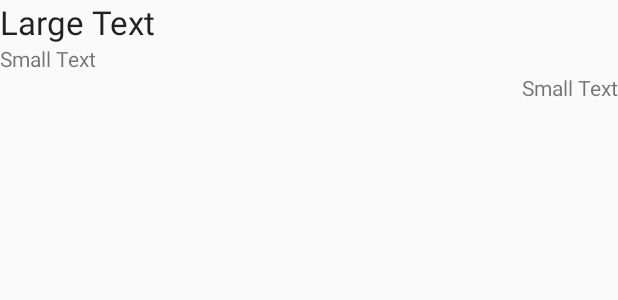
After one commit to davinci2015/Challenge, an Android app: the layout list_item_feedback.xml on its own in the app's theme, with its tools: preview values and no code run, on a phone screen of 412 x 824 dp. The commit adds this screen. Shown: the top 300 px of the screen. Run offline under Robolectric (Android 15) with nearby library versions, the phone set to English and light mode, and no system bars.

Commit message:
List feedbacks done

```diff
--- a/challenge-client/app/src/main/java/hr/foi/challenge/challengeclient/fragments/ProjectFragment.java
+++ b/challenge-client/app/src/main/java/hr/foi/challenge/challengeclient/fragments/ProjectFragment.java
@@ -6,13 +6,11 @@ package hr.foi.challenge.challengeclient.fragments;
 
 import android.os.Bundle;
 import android.support.v4.app.Fragment;
-import android.util.Log;
 import android.view.LayoutInflater;
 import android.view.View;
 import android.view.ViewGroup;
 import android.widget.ListView;
 
-import java.util.Arrays;
 import java.util.List;
 
 import butterknife.Bind;
--- a/challenge-client/app/src/main/java/hr/foi/challenge/challengeclient/mvp/presenters/impl/ProjectListPresenterImpl.java
+++ b/challenge-client/app/src/main/java/hr/foi/challenge/challengeclient/mvp/presenters/impl/ProjectListPresenterImpl.java
@@ -1,6 +1,4 @@
 package hr.foi.challenge.challengeclient.mvp.presenters.impl;
-
-import android.util.Log;
 
 import java.util.List;
 
--- a/challenge-client/app/src/main/java/hr/foi/challenge/challengeclient/network/FeedbackService.java
+++ b/challenge-client/app/src/main/java/hr/foi/challenge/challengeclient/network/FeedbackService.java
@@ -3,6 +3,7 @@ package hr.foi.challenge.challengeclient.network;
 import java.util.List;
 
 import hr.foi.challenge.challengeclient.models.Credentials;
+import hr.foi.challenge.challengeclient.models.Feedback;
 import hr.foi.challenge.challengeclient.models.Project;
 import hr.foi.challenge.challengeclient.models.User;
 import retrofit.Callback;
@@ -28,4 +29,7 @@ public interface FeedbackService {
     @GET("/challenge/get_projects_data.php")
     void fetchProjects(@Query("mail") String mail, Callback<List<Project>> callback);
 
+    @GET("/challenge/get_feedback.php")
+    void fetchFeedbacks(@Query("project_id") long id, Callback<List<Feedback>> callback);
+
 }
--- /dev/null
+++ b/challenge-client/app/src/main/res/layout/list_item_feedback.xml
@@ -0,0 +1,27 @@
+<?xml version="1.0" encoding="utf-8"?>
+<LinearLayout xmlns:android="http://schemas.android.com/apk/res/android"
+    android:orientation="vertical" android:layout_width="match_parent"
+    android:layout_height="match_parent">
+
+    <TextView
+        android:layout_width="wrap_content"
+        android:layout_height="wrap_content"
+        android:textAppearance="?android:attr/textAppearanceLarge"
+        android:text="Large Text"
+        android:id="@+id/feedback_title" />
+
+    <TextView
+        android:layout_width="wrap_content"
+        android:layout_height="wrap_content"
+        android:textAppearance="?android:attr/textAppearanceSmall"
+        android:text="Small Text"
+        android:id="@+id/feedback_desc" />
+
+    <TextView
+        android:layout_width="wrap_content"
+        android:layout_height="wrap_content"
+        android:textAppearance="?android:attr/textAppearanceSmall"
+        android:text="Small Text"
+        android:id="@+id/feedback_date"
+        android:layout_gravity="right" />
+</LinearLayout>
--- a/challenge-client/app/src/main/res/menu/menu_project.xml
+++ b/challenge-client/app/src/main/res/menu/menu_project.xml
@@ -1,7 +1,7 @@
 <menu xmlns:android="http://schemas.android.com/apk/res/android"
     xmlns:app="http://schemas.android.com/apk/res-auto"
     xmlns:tools="http://schemas.android.com/tools"
-    tools:context="hr.foi.challenge.challengeclient.activities.ProjectListActivity">
+    tools:context="hr.foi.challenge.challengeclient.activities.ProjectActivity">
     <item android:id="@+id/action_settings" android:title="@string/action_settings"
         android:orderInCategory="100" app:showAsAction="never" />
 </menu>
```
Also changed, not shown: challenge-client/app/src/main/AndroidManifest.xml (+8 -0 lines), challenge-client/app/src/main/java/hr/foi/challenge/challengeclient/activities/ProjectActivity.java (added, +93 -0 lines), challenge-client/app/src/main/java/hr/foi/challenge/challengeclient/activities/ProjectListActivity.java (+0 -10 lines), challenge-client/app/src/main/java/hr/foi/challenge/challengeclient/adapters/ProjectAdapter.java (added, +61 -0 lines), challenge-client/app/src/main/java/hr/foi/challenge/challengeclient/models/Feedback.java (added, +62 -0 lines), challenge-client/app/src/main/java/hr/foi/challenge/challengeclient/mvp/interactors/ProjectInteractor.java (added, +12 -0 lines), challenge-client/app/src/main/java/hr/foi/challenge/challengeclient/mvp/interactors/impl/ProjectInteractorImpl.java (added, +38 -0 lines), challenge-client/app/src/main/java/hr/foi/challenge/challengeclient/mvp/listeners/ProjectListener.java (added, +16 -0 lines), challenge-client/app/src/main/java/hr/foi/challenge/challengeclient/mvp/presenters/ProjectPresenter.java (added, +9 -0 lines), challenge-client/app/src/main/java/hr/foi/challenge/challengeclient/mvp/presenters/impl/ProjectPresenterImpl.java (added, +46 -0 lines), challenge-client/app/src/main/java/hr/foi/challenge/challengeclient/mvp/views/ProjectView.java (added, +16 -0 lines), challenge-client/app/src/main/res/layout/activity_project_details.xml (added, +14 -0 lines), 1 other file.
